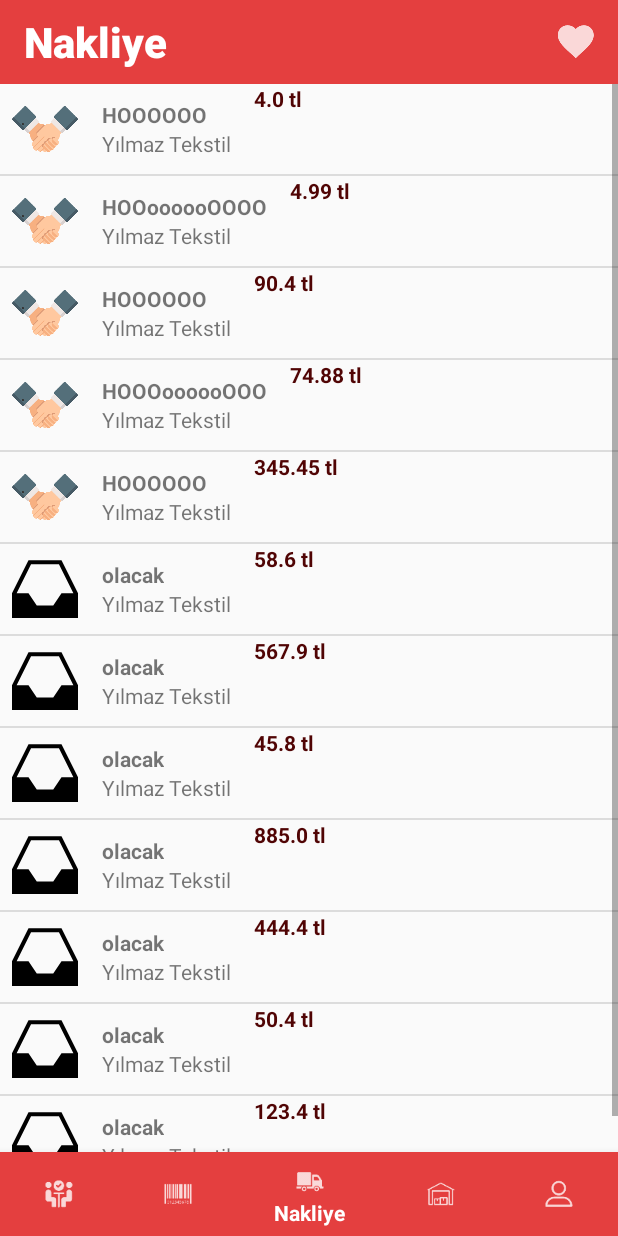
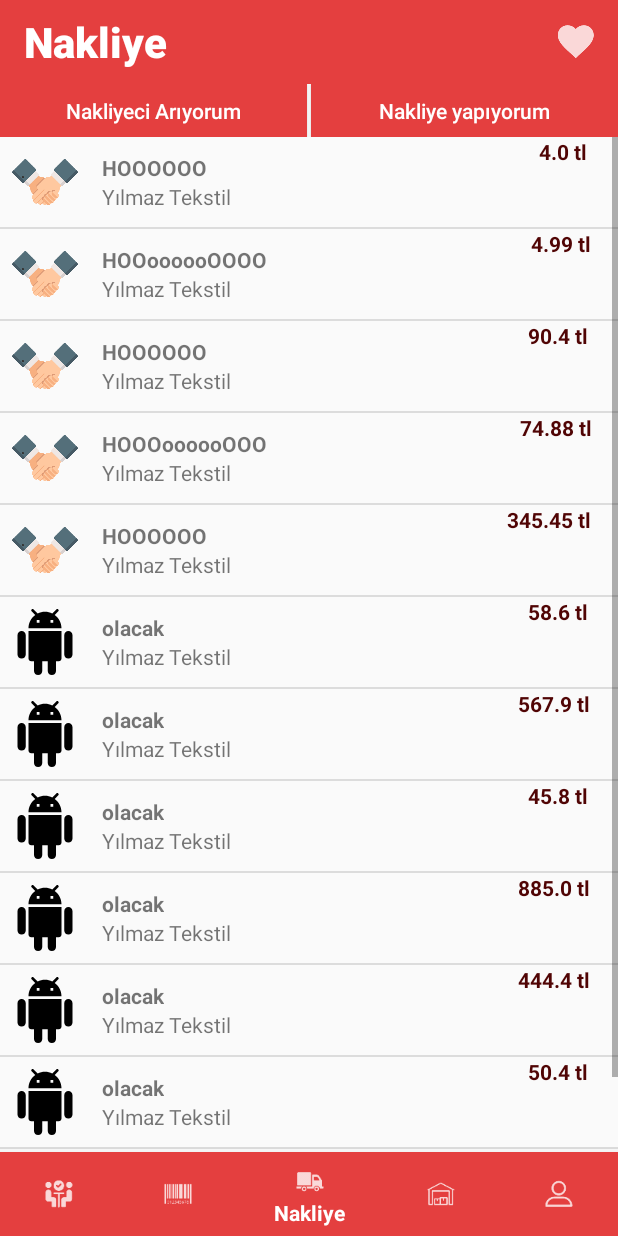
Before and after one commit to abcdrk/carsi, an Android app: the MainPageActivity screen opened directly, with no data from a screen before it, item 3 of the bottom bar chosen, on a phone screen of 412 x 824 dp. Run offline under Robolectric (Android 15) with nearby library versions, the phone set to English and light mode, and no system bars.

Commit message:
item duzeltildi.

```diff
--- a/app/src/main/java/com/example/dilrubareyyan/carsi/ItemAdapter.java
+++ b/app/src/main/java/com/example/dilrubareyyan/carsi/ItemAdapter.java
@@ -73,7 +73,7 @@ public class ItemAdapter extends BaseAdapter {
         supplierView.setText(item.getSupplier());
 
         if (item.getHasPhoto()) {
-            imageView.setImageResource(R.drawable.ic_mail_inbox_empty);
+            imageView.setImageResource(R.drawable.ic_android_black_24dp);
         }
         else {
             imageView.setImageResource(R.drawable.ic_deal);
--- a/app/src/main/java/com/example/dilrubareyyan/carsi/MainPageActivity.java
+++ b/app/src/main/java/com/example/dilrubareyyan/carsi/MainPageActivity.java
@@ -8,6 +8,7 @@ import android.support.v7.app.AppCompatActivity;
 import android.support.v7.widget.Toolbar;
 import android.view.Menu;
 import android.view.MenuItem;
+import android.widget.Button;
 import android.widget.ListView;
 import android.widget.TextView;
 
@@ -31,7 +32,8 @@ public class MainPageActivity extends AppCompatActivity {
         setContentView(R.layout.main_page);
 
         final ListView mainList = (ListView) findViewById(R.id.main_list);
-
+        final Button need = (Button) findViewById(R.id.need);
+        final Button surplus = (Button) findViewById(R.id.surplus);
 
         /**
          * Playing with ListView
@@ -111,21 +113,29 @@ public class MainPageActivity extends AppCompatActivity {
                             case R.id.action_eleman:
                                 mTitle.setText(R.string.header_eleman);
                                 mainList.setAdapter(adapter);
+                                need.setText("Eleman arıyorum");
+                                surplus.setText("Iş arıyorum.");
                                 break;
 
                             case R.id.action_nakliye:
                                 mTitle.setText(R.string.header_nakliye);
                                 mainList.setAdapter(adapter2);
+                                need.setText("Nakliyeci Arıyorum");
+                                surplus.setText("Nakliye yapıyorum");
                                 break;
 
                             case R.id.action_urun:
                                 mTitle.setText(R.string.header_urun);
                                 mainList.setAdapter(adapter);
+                                need.setText("Ürün arıyorum");
+                                surplus.setText("Ürün satıyorum.");
                                 break;
 
                             case R.id.action_depo:
                                 mTitle.setText(R.string.header_depo);
                                 mainList.setAdapter(adapter2);
+                                need.setText("Depo Arıyorum");
+                                surplus.setText("Depo kiralıyorum.");
                                 break;
 
                             case R.id.action_profile:
--- a/app/src/main/java/com/example/dilrubareyyan/carsi/ProfileActivity.java
+++ b/app/src/main/java/com/example/dilrubareyyan/carsi/ProfileActivity.java
@@ -1,10 +1,15 @@
 package com.example.dilrubareyyan.carsi;
 
+import android.content.Intent;
+import android.graphics.Typeface;
 import android.os.Bundle;
 import android.support.v7.app.AppCompatActivity;
 import android.support.v7.widget.Toolbar;
 import android.view.Menu;
+import android.view.MenuItem;
+import android.view.View;
 import android.widget.TextView;
+import android.widget.Toast;
 
 public class ProfileActivity extends AppCompatActivity {
     @Override
@@ -27,6 +32,7 @@ public class ProfileActivity extends AppCompatActivity {
         TextView mTitle = (TextView) toolbar.findViewById(R.id.toolbar_title);
 
         mTitle.setText(R.string.profile);
+
     }
 
     // Menu icons are inflated just as they were with actionbar
@@ -36,4 +42,20 @@ public class ProfileActivity extends AppCompatActivity {
         getMenuInflater().inflate(R.menu.menu_profile, menu);
         return true;
     }
+
+    @Override
+    public boolean onOptionsItemSelected(MenuItem item) {
+        switch (item.getItemId()) {
+            // action with ID action_refresh was selected
+            case R.id.miBackFromProfile:
+                Intent goBack = new Intent(ProfileActivity.this, MainPageActivity.class);
+                startActivity(goBack);
+                break;
+
+            default:
+                break;
+        }
+
+        return true;
+    }
 }
--- /dev/null
+++ b/app/src/main/res/drawable/ic_android_black_24dp.xml
@@ -0,0 +1,9 @@
+<vector xmlns:android="http://schemas.android.com/apk/res/android"
+        android:width="24dp"
+        android:height="24dp"
+        android:viewportWidth="24.0"
+        android:viewportHeight="24.0">
+    <path
+        android:fillColor="#FF000000"
+        android:pathData="M6,18c0,0.55 0.45,1 1,1h1v3.5c0,0.83 0.67,1.5 1.5,1.5s1.5,-0.67 1.5,-1.5L11,19h2v3.5c0,0.83 0.67,1.5 1.5,1.5s1.5,-0.67 1.5,-1.5L16,19h1c0.55,0 1,-0.45 1,-1L18,8L6,8v10zM3.5,8C2.67,8 2,8.67 2,9.5v7c0,0.83 0.67,1.5 1.5,1.5S5,17.33 5,16.5v-7C5,8.67 4.33,8 3.5,8zM20.5,8c-0.83,0 -1.5,0.67 -1.5,1.5v7c0,0.83 0.67,1.5 1.5,1.5s1.5,-0.67 1.5,-1.5v-7c0,-0.83 -0.67,-1.5 -1.5,-1.5zM15.53,2.16l1.3,-1.3c0.2,-0.2 0.2,-0.51 0,-0.71 -0.2,-0.2 -0.51,-0.2 -0.71,0l-1.48,1.48C13.85,1.23 12.95,1 12,1c-0.96,0 -1.86,0.23 -2.66,0.63L7.85,0.15c-0.2,-0.2 -0.51,-0.2 -0.71,0 -0.2,0.2 -0.2,0.51 0,0.71l1.31,1.31C6.97,3.26 6,5.01 6,7h12c0,-1.99 -0.97,-3.75 -2.47,-4.84zM10,5L9,5L9,4h1v1zM15,5h-1L14,4h1v1z"/>
+</vector>
--- a/app/src/main/res/drawable/ic_mail_inbox_empty.xml
+++ /dev/null
@@ -1,4 +0,0 @@
-<vector android:height="64dp" android:viewportHeight="512.0"
-    android:viewportWidth="512.0" android:width="64dp" xmlns:android="http://schemas.android.com/apk/res/android">
-    <path android:fillColor="#FF000000" android:pathData="M384,32H128L0,288v192h512V288L384,32zM384,288l-64,96H192l-64,-96H35.8l112,-224h216.4l112,224H384z"/>
-</vector>
--- a/app/src/main/res/layout/list_item.xml
+++ b/app/src/main/res/layout/list_item.xml
@@ -1,11 +1,13 @@
 <LinearLayout xmlns:android="http://schemas.android.com/apk/res/android"
     xmlns:tools="http://schemas.android.com/tools"
     android:layout_width="match_parent"
-    android:layout_height="match_parent"
-    android:orientation="horizontal" >
+    android:layout_height="wrap_content"
+    android:orientation="horizontal"
+    android:weightSum="1">
 
     <ImageView
         android:id="@+id/itemPhoto"
+        android:src="@drawable/ic_deal"
         android:padding="8dp"
         android:layout_width="60dp"
         android:layout_height="60dp"
@@ -16,10 +18,12 @@
         android:layout_width="wrap_content"
         android:layout_height="wrap_content"
         android:orientation="vertical"
-        android:layout_gravity="center">
+        android:layout_gravity="center"
+        android:layout_weight="0.9">
 
         <TextView
             android:paddingLeft="8dp"
+            android:text="header"
             android:id="@+id/itemHeader"
             android:textStyle="bold"
             android:layout_width="wrap_content"
@@ -28,6 +32,8 @@
 
         <TextView
             android:paddingLeft="8dp"
+            android:paddingRight="8dp"
+            android:text="explanation"
             android:id="@+id/itemSupplier"
             android:layout_width="wrap_content"
             android:layout_height="wrap_content"
@@ -37,12 +43,14 @@
 
     <TextView
         android:id="@+id/itemPrice"
+        android:text="the price"
         android:paddingLeft="15dp"
         android:textStyle="bold"
         android:textColor="@color/colorLink"
         android:layout_width="wrap_content"
         android:layout_height="wrap_content"
-        android:gravity="right"/>
+        android:layout_alignParentRight="true"
+        android:layout_gravity="end"/>
 
 
 </LinearLayout>
--- a/app/src/main/res/layout/main_page.xml
+++ b/app/src/main/res/layout/main_page.xml
@@ -29,9 +29,47 @@
 
     </android.support.v7.widget.Toolbar>
 
+    <LinearLayout
+        android:id="@+id/need_surplus"
+        android:layout_below="@id/toolbar"
+        android:layout_width="match_parent"
+        android:layout_height="35dp"
+        android:orientation="horizontal"
+        android:background="@color/colorWhite"
+        android:padding="0dp"
+        android:layout_margin="0dp">
+
+        <Button
+            android:layout_below="@id/toolbar"
+            android:layout_marginRight="1dp"
+            android:id="@+id/need"
+            android:layout_width="35dp"
+            android:layout_height="match_parent"
+            android:layout_weight="0.5"
+            android:text="@string/need_eleman"
+            android:textSize="14sp"
+            android:textAllCaps="false"
+            android:textColor="@color/colorWhite"
+            android:background="@color/colorPrimary" />
+
+        <Button
+            android:layout_below="@id/toolbar"
+            android:layout_marginLeft="1dp"
+            android:id="@+id/surplus"
+            android:layout_width="35dp"
+            android:layout_height="match_parent"
+            android:layout_weight="0.5"
+            android:text="@string/surplus_eleman"
+            android:textSize="14sp"
+            android:textAllCaps="false"
+            android:textColor="@color/colorWhite"
+            android:background="@color/colorPrimary"/>
+
+    </LinearLayout>
+
     <ListView
         android:id="@+id/main_list"
-        android:layout_below="@id/toolbar"
+        android:layout_below="@id/need_surplus"
         android:layout_width="match_parent"
         android:layout_height="match_parent"
         />
--- a/app/src/main/res/values/strings.xml
+++ b/app/src/main/res/values/strings.xml
@@ -50,4 +50,16 @@
     <string name="istanbul">İstanbul</string>
 
 
+    <string name="need_eleman">Eleman arıyorum.</string>
+    <string name="need_urun">Ürün ihtiyacım var.</string>
+    <string name="need_depo">Depo arıyorum.</string>
+    <string name="need_nakliye">Nakliye ihtiyacım var.</string>
+    <string name="surplus_eleman">İş arıyorum.</string>
+    <string name="surplus_urun">Ürün satıyorum.</string>
+    <string name="surplus_depo">Depo kiralıyorum.</string>
+    <string name="surplus_nakliye">Nakliye sağlıyorum.</string>
+
+
+
+
 </resources>
```
